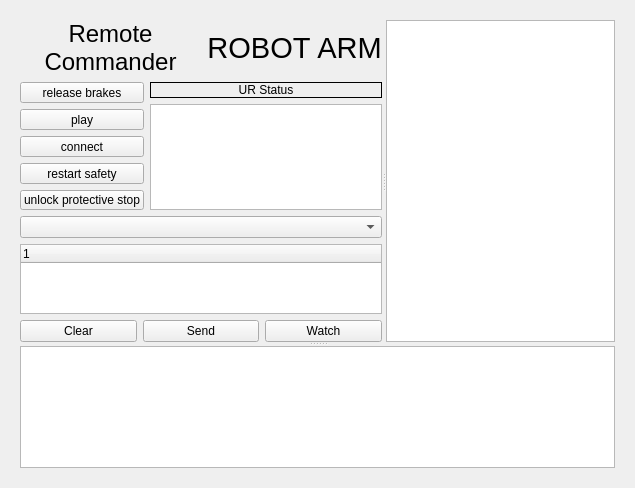
First picture: the form in ui/drt_ur_dock.ui, repository NASA-JSC-Robotics/drt_ur_gui, before the edit.
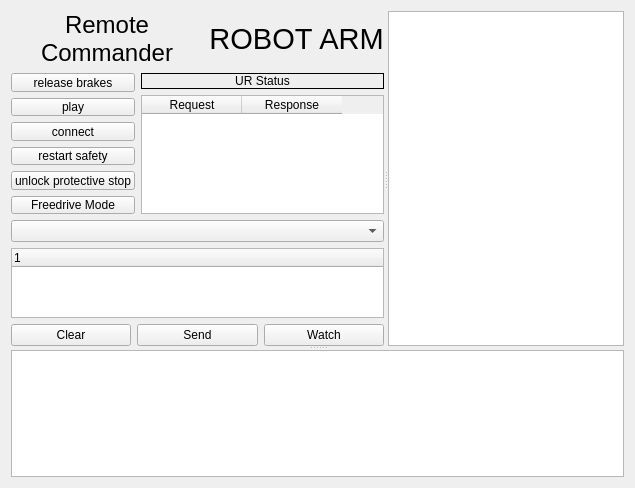
Second picture: the form after the edit.

Commit message: updated drt_ur_docker ui

```diff
--- a/ui/drt_ur_dock.ui
+++ b/ui/drt_ur_dock.ui
@@ -13,13 +13,8 @@
   <property name="windowTitle">
    <string>Form</string>
   </property>
-  <layout class="QGridLayout" name="gridLayout_3">
-   <item row="0" column="0">
     <layout class="QGridLayout" name="gridLayout">
      <item row="0" column="0">
-      <widget class="QWidget" name="verticalWidget" native="true">
-       <layout class="QVBoxLayout" name="verticalLayout_5">
-        <item>
          <widget class="QSplitter" name="splitter_2">
           <property name="orientation">
            <enum>Qt::Vertical</enum>
@@ -136,6 +131,19 @@
                    </property>
                   </widget>
                  </item>
+            <item>
+             <widget class="QPushButton" name="b_freedriveToggle">
+              <property name="toolTip">
+               <string>&lt;html&gt;&lt;head/&gt;&lt;body&gt;&lt;p&gt;Sends ROS2 request to enable/disable freedrive mode&lt;/p&gt;&lt;p&gt;- ros2_control &lt;/p&gt;&lt;p&gt;- to safely swap controllers &lt;/p&gt;&lt;/body&gt;&lt;/html&gt;</string>
+              </property>
+              <property name="text">
+               <string>Freedrive Mode</string>
+              </property>
+              <property name="checkable">
+               <bool>true</bool>
+              </property>
+             </widget>
+            </item>
                 </layout>
                </item>
                <item>
@@ -195,15 +203,6 @@
                     <number>2</number>
                    </property>
                    <attribute name="horizontalHeaderVisible">
-                    <bool>false</bool>
-                   </attribute>
-                   <attribute name="horizontalHeaderCascadingSectionResizes">
-                    <bool>false</bool>
-                   </attribute>
-                   <attribute name="horizontalHeaderShowSortIndicator" stdset="0">
-                    <bool>false</bool>
-                   </attribute>
-                   <attribute name="horizontalHeaderStretchLastSection">
                     <bool>true</bool>
                    </attribute>
                    <attribute name="verticalHeaderVisible">
@@ -339,12 +338,9 @@
             </property>
            </widget>
           </widget>
-          <widget class="QPlainTextEdit" name="rosoutViewer">
-           <property name="sizePolicy">
-            <sizepolicy hsizetype="Expanding" vsizetype="Expanding">
-             <horstretch>0</horstretch>
-             <verstretch>0</verstretch>
-            </sizepolicy>
+     <widget class="QPlainTextEdit" name="scriptInputText">
+      <property name="enabled">
+       <bool>true</bool>
            </property>
            <property name="minimumSize">
             <size>
@@ -361,16 +357,14 @@
            <property name="readOnly">
             <bool>true</bool>
            </property>
+      <property name="placeholderText">
+       <string/>
+      </property>
            <property name="ReadOnly" stdset="0">
             <bool>true</bool>
            </property>
           </widget>
          </widget>
-        </item>
-       </layout>
-      </widget>
-     </item>
-    </layout>
    </item>
   </layout>
  </widget>
```
Left out of the diff: 7 changed lines with no effect on the pictures. Lines whose indentation alone changed are shown as unchanged.
